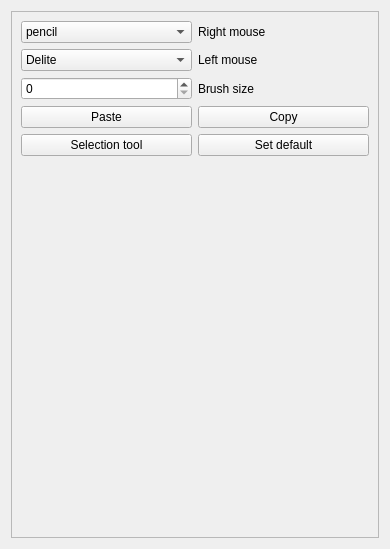
Old version of the form ui/uifiles/editors/tiles.ui in the repository timofey260/RWE-Sharp.
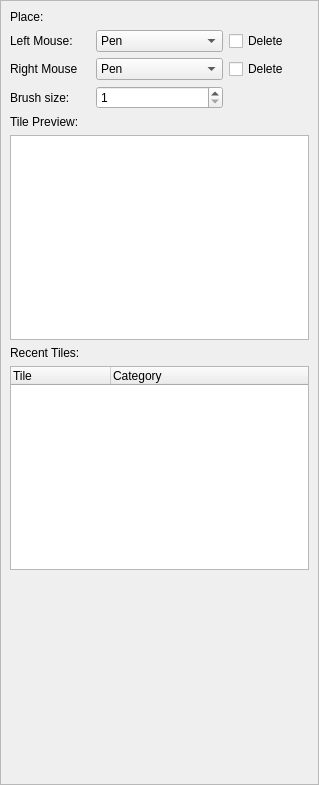
New version of the form. Icons and pictures are not drawn.

Commit message: Tile explorer stuff

```diff
--- a/ui/uifiles/editors/tiles.ui
+++ b/ui/uifiles/editors/tiles.ui
@@ -6,15 +6,27 @@
    <rect>
     <x>0</x>
     <y>0</y>
-    <width>390</width>
-    <height>549</height>
+    <width>319</width>
+    <height>785</height>
    </rect>
   </property>
   <property name="windowTitle">
    <string>Tiles</string>
   </property>
-  <layout class="QVBoxLayout" name="verticalLayout">
-   <item>
+  <layout class="QGridLayout" name="gridLayout_2">
+   <property name="leftMargin">
+    <number>0</number>
+   </property>
+   <property name="topMargin">
+    <number>0</number>
+   </property>
+   <property name="rightMargin">
+    <number>0</number>
+   </property>
+   <property name="bottomMargin">
+    <number>0</number>
+   </property>
+   <item row="0" column="0">
     <widget class="QScrollArea" name="scrollArea">
      <property name="widgetResizable">
       <bool>true</bool>
@@ -24,30 +36,49 @@
        <rect>
         <x>0</x>
         <y>0</y>
-        <width>370</width>
-        <height>529</height>
+        <width>317</width>
+        <height>783</height>
        </rect>
       </property>
       <layout class="QVBoxLayout" name="verticalLayout_2">
        <item>
-        <layout class="QGridLayout" name="gridLayout_9">
-         <item row="5" column="1">
-          <widget class="QPushButton" name="ToolTilesSetAsDefault">
+        <widget class="QLabel" name="label_3">
+         <property name="text">
+          <string>Place:</string>
+         </property>
+        </widget>
+       </item>
+       <item>
+        <layout class="QGridLayout" name="gridLayout">
+         <item row="0" column="0">
+          <widget class="QLabel" name="label">
            <property name="text">
-            <string>Set default</string>
+            <string>Left Mouse:</string>
            </property>
           </widget>
          </item>
-         <item row="1" column="0">
+         <item row="2" column="0">
+          <widget class="QLabel" name="label_2">
+           <property name="text">
+            <string>Right Mouse</string>
+           </property>
+          </widget>
+         </item>
+         <item row="0" column="1">
           <widget class="QComboBox" name="ToolTilesM1Select">
+           <property name="sizePolicy">
+            <sizepolicy hsizetype="Preferred" vsizetype="Preferred">
+             <horstretch>0</horstretch>
+             <verstretch>0</verstretch>
+            </sizepolicy>
+           </property>
            <item>
             <property name="text">
-             <string>pencil</string>
+             <string>Pen</string>
             </property>
-           </item>
-           <item>
-            <property name="text">
-             <string>Delite</string>
+            <property name="icon">
+             <iconset resource="../../../resources/res.qrc">
+              <normaloff>:/geoIcons/geo/pen.svg</normaloff>:/geoIcons/geo/pen.svg</iconset>
             </property>
            </item>
            <item>
@@ -87,111 +118,131 @@
            </item>
           </widget>
          </item>
-         <item row="1" column="1">
-          <widget class="QLabel" name="label_4">
+         <item row="0" column="2">
+          <widget class="QCheckBox" name="checkBox">
            <property name="text">
-            <string>Right mouse </string>
+            <string>Delete</string>
            </property>
           </widget>
          </item>
          <item row="3" column="0">
-          <widget class="QSpinBox" name="ToolTilesBrushSIzeSelector"/>
-         </item>
-         <item row="2" column="0">
-          <widget class="QComboBox" name="ToolTilesM2Select">
-           <item>
-            <property name="text">
-             <string>Delite</string>
-            </property>
-           </item>
-           <item>
-            <property name="text">
-             <string>pencil</string>
-            </property>
-           </item>
-           <item>
-            <property name="text">
-             <string>brush</string>
-            </property>
-           </item>
-           <item>
-            <property name="text">
-             <string>bucket</string>
-            </property>
-           </item>
-           <item>
-            <property name="text">
-             <string>line</string>
-            </property>
-           </item>
-           <item>
-            <property name="text">
-             <string>rectangle tool</string>
-            </property>
-           </item>
-           <item>
-            <property name="text">
-             <string>hollow rectanlge</string>
-            </property>
-           </item>
-           <item>
-            <property name="text">
-             <string>circle</string>
-            </property>
-           </item>
-           <item>
-            <property name="text">
-             <string>hollow circle</string>
-            </property>
-           </item>
+          <widget class="QLabel" name="label_4">
+           <property name="text">
+            <string>Brush size:</string>
+           </property>
           </widget>
          </item>
          <item row="3" column="1">
-          <widget class="QLabel" name="label_11">
-           <property name="text">
-            <string>Brush size</string>
+          <widget class="QSpinBox" name="spinBox">
+           <property name="minimum">
+            <number>1</number>
            </property>
           </widget>
          </item>
-         <item row="4" column="0">
-          <widget class="QPushButton" name="ToolTilesPaste">
+         <item row="2" column="2">
+          <widget class="QCheckBox" name="checkBox_2">
            <property name="text">
-            <string>Paste</string>
-           </property>
-          </widget>
-         </item>
-         <item row="4" column="1">
-          <widget class="QPushButton" name="ToolTilesCopy">
-           <property name="text">
-            <string>Copy</string>
+            <string>Delete</string>
            </property>
           </widget>
          </item>
          <item row="2" column="1">
-          <widget class="QLabel" name="label_5">
-           <property name="text">
-            <string>Left mouse</string>
+          <widget class="QComboBox" name="ToolTilesM1Select_2">
+           <property name="sizePolicy">
+            <sizepolicy hsizetype="Preferred" vsizetype="Preferred">
+             <horstretch>0</horstretch>
+             <verstretch>0</verstretch>
+            </sizepolicy>
            </property>
-          </widget>
-         </item>
-         <item row="5" column="0">
-          <widget class="QPushButton" name="ToolTilesSelectTool">
-           <property name="text">
-            <string>Selection tool</string>
-           </property>
+           <item>
+            <property name="text">
+             <string>Pen</string>
+            </property>
+           </item>
+           <item>
+            <property name="text">
+             <string>Delete</string>
+            </property>
+           </item>
+           <item>
+            <property name="text">
+             <string>Brush</string>
+            </property>
+           </item>
+           <item>
+            <property name="text">
+             <string>Bucket</string>
+            </property>
+           </item>
+           <item>
+            <property name="text">
+             <string>Line</string>
+            </property>
+           </item>
+           <item>
+            <property name="text">
+             <string>Rectangle</string>
+            </property>
+           </item>
+           <item>
+            <property name="text">
+             <string>Hollow Rectangle</string>
+            </property>
+           </item>
+           <item>
+            <property name="text">
+             <string>Circle</string>
+            </property>
+           </item>
+           <item>
+            <property name="text">
+             <string>Hollow Circle</string>
+            </property>
+           </item>
           </widget>
          </item>
         </layout>
        </item>
        <item>
-        <spacer name="verticalSpacer_4">
+        <widget class="QLabel" name="label_6">
+         <property name="text">
+          <string>Tile Preview:</string>
+         </property>
+        </widget>
+       </item>
+       <item>
+        <widget class="QGraphicsView" name="graphicsView"/>
+       </item>
+       <item>
+        <widget class="QLabel" name="label_5">
+         <property name="text">
+          <string>Recent Tiles:</string>
+         </property>
+        </widget>
+       </item>
+       <item>
+        <widget class="QTreeWidget" name="treeWidget">
+         <column>
+          <property name="text">
+           <string>Tile</string>
+          </property>
+         </column>
+         <column>
+          <property name="text">
+           <string>Category</string>
+          </property>
+         </column>
+        </widget>
+       </item>
+       <item>
+        <spacer name="verticalSpacer">
          <property name="orientation">
           <enum>Qt::Orientation::Vertical</enum>
          </property>
          <property name="sizeHint" stdset="0">
           <size>
-           <width>273</width>
-           <height>362</height>
+           <width>20</width>
+           <height>197</height>
           </size>
          </property>
         </spacer>
```
Left out of the diff: 18 changed lines with no effect on the pictures. The commit also changes 23 other files.
